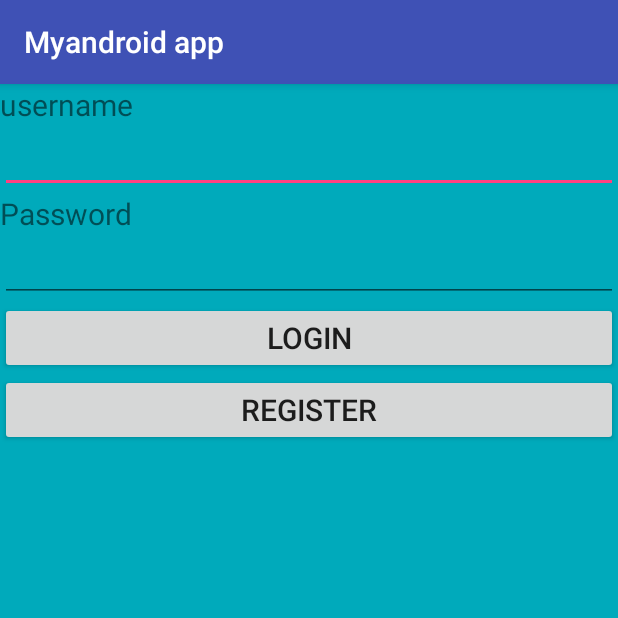
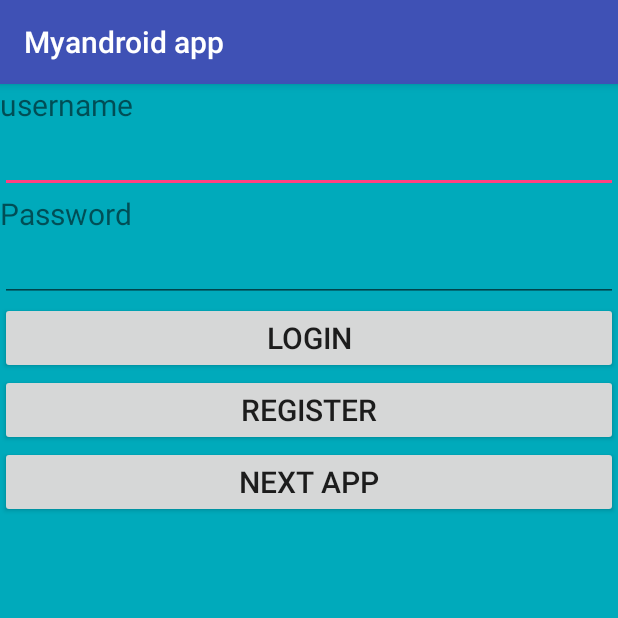
Before and after one commit to supasilpa/new, an Android app: the screen it shows after launch (MainActivity), on a phone screen of 412 x 824 dp, the top half of it. Run offline under Robolectric (Android 15) with nearby library versions, the phone set to English and light mode, and no system bars.

Commit message:
Calculation done

```diff
--- a/app/src/main/AndroidManifest.xml
+++ b/app/src/main/AndroidManifest.xml
@@ -15,7 +15,8 @@
                 <category android:name="android.intent.category.LAUNCHER" />
             </intent-filter>
         </activity>
-        <activity android:name=".RegisterActivity"></activity>
+        <activity android:name=".RegisterActivity" />
+        <activity android:name=".Calculator"></activity>
     </application>
 
 </manifest>
--- a/app/src/main/java/com/sup/administrator/myandroidapp/MainActivity.java
+++ b/app/src/main/java/com/sup/administrator/myandroidapp/MainActivity.java
@@ -10,7 +10,7 @@ import android.widget.Toast;
 
 public class MainActivity extends AppCompatActivity {
     EditText ed1,ed2;
-    Button b,b1;
+    Button b,b1,b2;
     String getUsername,getPassword;
     @Override
     protected void onCreate(Bundle savedInstanceState) {
@@ -21,6 +21,7 @@ public class MainActivity extends AppCompatActivity {
         ed2=(EditText)findViewById(R.id.password);
         b=(Button)findViewById(R.id.login);
         b1=(Button)findViewById(R.id.reg);
+        b2=(Button)findViewById(R.id.next);
 
      b.setOnClickListener(new View.OnClickListener() {
          @Override
@@ -42,5 +43,12 @@ public class MainActivity extends AppCompatActivity {
 
             }
         });
+        b2.setOnClickListener((new View.OnClickListener() {
+            @Override
+            public void onClick(View view) {
+                Intent c= new Intent(getApplicationContext(),Calculator.class);
+                startActivity(c);
+            }
+        }));
     }
 }
--- a/app/src/main/res/layout/activity_main.xml
+++ b/app/src/main/res/layout/activity_main.xml
@@ -34,5 +34,11 @@
         android:id="@+id/reg"
         android:layout_width="match_parent"
         android:layout_height="wrap_content" />
+    <Button
+        android:text="Next App"
+        android:id="@+id/next"
+        android:textSize="20dp"
+        android:layout_width="match_parent"
+        android:layout_height="wrap_content" />
 
 </LinearLayout>
```
Also changed, not shown: app/src/main/java/com/sup/administrator/myandroidapp/Calculator.java (added, +38 -0 lines), app/src/main/res/layout/activity_calculator.xml (added, +31 -0 lines).
